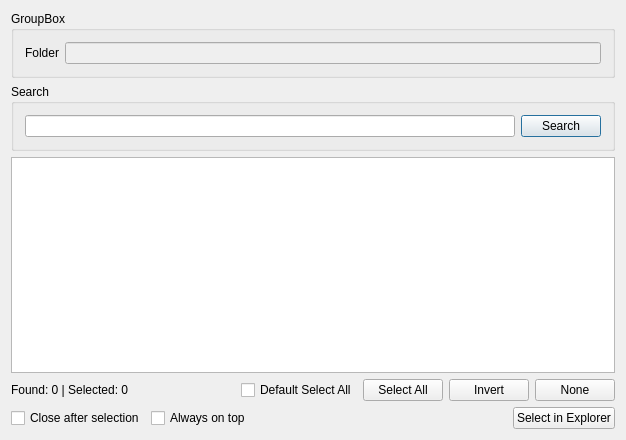
Above: ExplorerFinder/QExplorerFinder.ui from KHeresy/WindowsExplorerFinder before the change. Below: the same form after it.
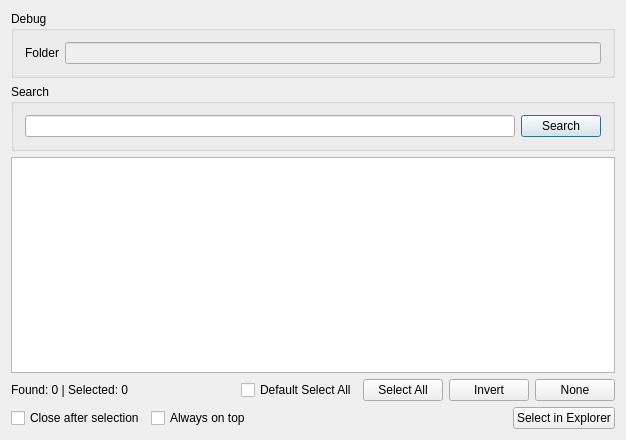
That is the form after the change.

```diff
--- a/ExplorerFinder/QExplorerFinder.ui
+++ b/ExplorerFinder/QExplorerFinder.ui
@@ -17,7 +17,7 @@
    <item>
     <widget class="QGroupBox" name="grpFolder">
      <property name="title">
-      <string>GroupBox</string>
+      <string>Debug</string>
      </property>
      <layout class="QHBoxLayout" name="horizontalLayout_4">
       <item>
```
Left out of the diff: 4 changed lines with no effect on the pictures.
